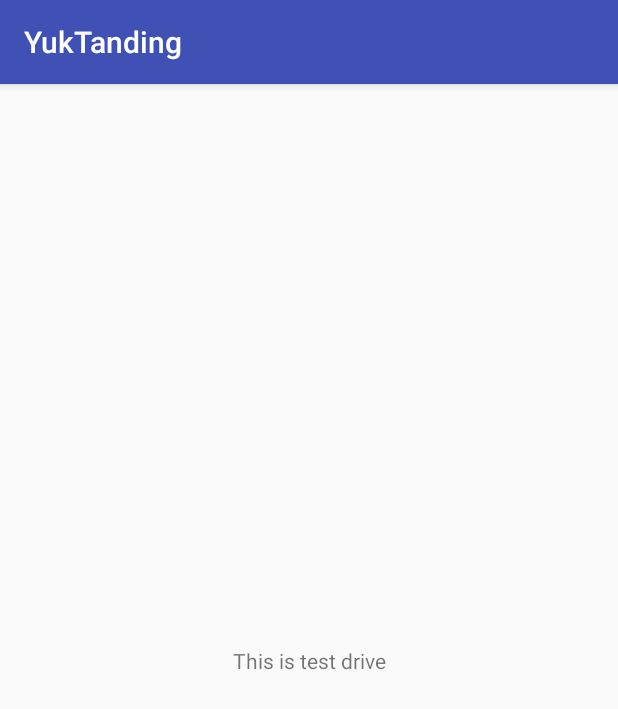
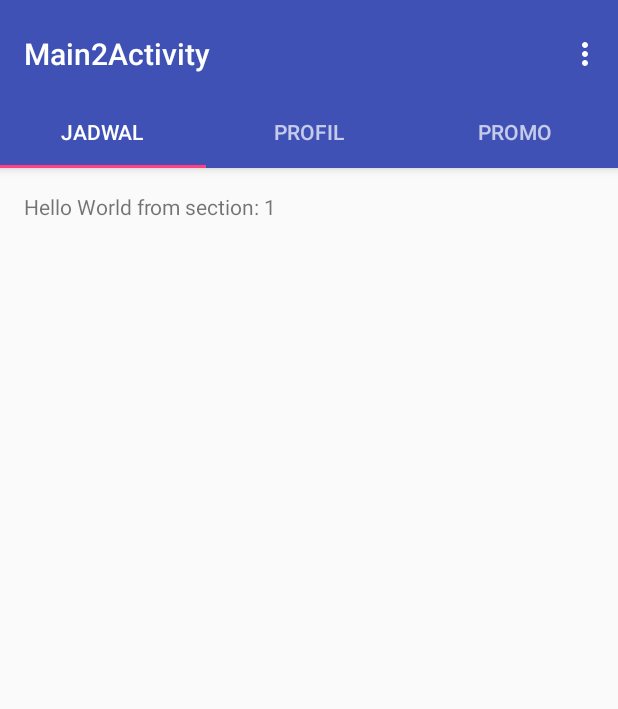
Before and after one commit to Akise17/YukTanding, an Android app: the screen it shows after launch (MainActivity before the commit, Main2Activity after it), on a phone screen of 412 x 824 dp. Shown: the top 709 px of the screen. Run offline under Robolectric (Android 15) with nearby library versions, the phone set to English and light mode, and no system bars.

Commit message:
New Pager

```diff
--- a/app/build.gradle
+++ b/app/build.gradle
@@ -1,4 +1,5 @@
 apply plugin: 'com.android.application'
+apply plugin: 'kotlin-android'
 
 android {
     compileSdkVersion 25
@@ -40,6 +41,7 @@ dependencies {
     compile 'com.android.support:support-v4:25.3.1'
     compile 'com.android.support.constraint:constraint-layout:1.0.2'
     testCompile 'junit:junit:4.12'
+    compile "org.jetbrains.kotlin:kotlin-stdlib-jre7:$kotlin_version"
 }
 
 
@@ -48,3 +50,6 @@ dependencies {
 
 
 apply plugin: 'com.google.gms.google-services'
+repositories {
+    mavenCentral()
+}
--- a/app/src/main/AndroidManifest.xml
+++ b/app/src/main/AndroidManifest.xml
@@ -2,7 +2,7 @@
 <manifest xmlns:android="http://schemas.android.com/apk/res/android"
     package="id.yuktanding.yuktanding">
 
-    <uses-permission android:name="android.permission.INTERNET"/>
+    <uses-permission android:name="android.permission.INTERNET" />
 
     <application
         android:allowBackup="true"
@@ -11,6 +11,18 @@
         android:roundIcon="@mipmap/ic_launcher_round"
         android:supportsRtl="true"
         android:theme="@style/AppTheme">
+
+        <activity
+            android:name=".Main2Activity"
+            android:label="@string/title_activity_main2"
+            android:theme="@style/AppTheme.NoActionBar">
+            <intent-filter>
+                <action android:name="android.intent.action.MAIN" />
+
+                <category android:name="android.intent.category.LAUNCHER" />
+            </intent-filter>
+        </activity>
+
         <activity android:name=".MainActivity">
             <intent-filter>
                 <action android:name="android.intent.action.MAIN" />
@@ -18,6 +30,7 @@
                 <category android:name="android.intent.category.LAUNCHER" />
             </intent-filter>
         </activity>
+
     </application>
 
 </manifest>
--- /dev/null
+++ b/app/src/main/java/id/yuktanding/yuktanding/Main2Activity.kt
@@ -0,0 +1,138 @@
+package id.yuktanding.yuktanding
+
+import android.support.design.widget.TabLayout
+import android.support.design.widget.FloatingActionButton
+import android.support.design.widget.Snackbar
+import android.support.v7.app.AppCompatActivity
+import android.support.v7.widget.Toolbar
+
+import android.support.v4.app.Fragment
+import android.support.v4.app.FragmentManager
+import android.support.v4.app.FragmentPagerAdapter
+import android.support.v4.view.ViewPager
+import android.os.Bundle
+import android.view.LayoutInflater
+import android.view.Menu
+import android.view.MenuItem
+import android.view.View
+import android.view.ViewGroup
+
+import android.widget.TextView
+
+class Main2Activity : AppCompatActivity() {
+
+    /**
+     * The [android.support.v4.view.PagerAdapter] that will provide
+     * fragments for each of the sections. We use a
+     * [FragmentPagerAdapter] derivative, which will keep every
+     * loaded fragment in memory. If this becomes too memory intensive, it
+     * may be best to switch to a
+     * [android.support.v4.app.FragmentStatePagerAdapter].
+     */
+    private var mSectionsPagerAdapter: SectionsPagerAdapter? = null
+
+    /**
+     * The [ViewPager] that will host the section contents.
+     */
+    private var mViewPager: ViewPager? = null
+
+    override fun onCreate(savedInstanceState: Bundle?) {
+        super.onCreate(savedInstanceState)
+        setContentView(R.layout.activity_main2)
+
+        val toolbar = findViewById(R.id.toolbar) as Toolbar
+        setSupportActionBar(toolbar)
+        // Create the adapter that will return a fragment for each of the three
+        // primary sections of the activity.
+        mSectionsPagerAdapter = SectionsPagerAdapter(supportFragmentManager)
+
+        // Set up the ViewPager with the sections adapter.
+        mViewPager = findViewById(R.id.container) as ViewPager
+        mViewPager!!.adapter = mSectionsPagerAdapter
+
+        val tabLayout = findViewById(R.id.tabs) as TabLayout
+        tabLayout.setupWithViewPager(mViewPager)
+
+    }
+
+
+    override fun onCreateOptionsMenu(menu: Menu): Boolean {
+        // Inflate the menu; this adds items to the action bar if it is present.
+        menuInflater.inflate(R.menu.menu_main2, menu)
+        return true
+    }
+
+    override fun onOptionsItemSelected(item: MenuItem): Boolean {
+        // Handle action bar item clicks here. The action bar will
+        // automatically handle clicks on the Home/Up button, so long
+        // as you specify a parent activity in AndroidManifest.xml.
+        val id = item.itemId
+
+
+        return if (id == R.id.action_settings) {
+            true
+        } else super.onOptionsItemSelected(item)
+
+    }
+
+    /**
+     * A placeholder fragment containing a simple view.
+     */
+    class PlaceholderFragment : Fragment() {
+
+        override fun onCreateView(inflater: LayoutInflater?, container: ViewGroup?,
+                                  savedInstanceState: Bundle?): View? {
+            val rootView = inflater!!.inflate(R.layout.fragment_main2, container, false)
+            val textView = rootView.findViewById(R.id.section_label) as TextView
+            textView.text = getString(R.string.section_format, arguments.getInt(ARG_SECTION_NUMBER))
+            return rootView
+        }
+
+        companion object {
+            /**
+             * The fragment argument representing the section number for this
+             * fragment.
+             */
+            private val ARG_SECTION_NUMBER = "section_number"
+
+            /**
+             * Returns a new instance of this fragment for the given section
+             * number.
+             */
+            fun newInstance(sectionNumber: Int): PlaceholderFragment {
+                val fragment = PlaceholderFragment()
+                val args = Bundle()
+                args.putInt(ARG_SECTION_NUMBER, sectionNumber)
+                fragment.arguments = args
+                return fragment
+            }
+        }
+    }
+
+    /**
+     * A [FragmentPagerAdapter] that returns a fragment corresponding to
+     * one of the sections/tabs/pages.
+     */
+    inner class SectionsPagerAdapter(fm: FragmentManager) : FragmentPagerAdapter(fm) {
+
+        override fun getItem(position: Int): Fragment {
+            // getItem is called to instantiate the fragment for the given page.
+            // Return a PlaceholderFragment (defined as a static inner class below).
+            return PlaceholderFragment.newInstance(position + 1)
+        }
+
+        override fun getCount(): Int {
+            // Show 3 total pages.
+            return 3
+        }
+
+        override fun getPageTitle(position: Int): CharSequence? {
+            when (position) {
+                0 -> return "Jadwal"
+                1 -> return "Profil"
+                2 -> return "Promo"
+            }
+            return null
+        }
+    }
+}
--- /dev/null
+++ b/app/src/main/res/layout/activity_main2.xml
@@ -0,0 +1,41 @@
+<?xml version="1.0" encoding="utf-8"?>
+<android.support.design.widget.CoordinatorLayout xmlns:android="http://schemas.android.com/apk/res/android"
+    xmlns:app="http://schemas.android.com/apk/res-auto"
+    xmlns:tools="http://schemas.android.com/tools"
+    android:id="@+id/main_content"
+    android:layout_width="match_parent"
+    android:layout_height="match_parent"
+    android:fitsSystemWindows="true"
+    tools:context="id.yuktanding.yuktanding.Main2Activity">
+
+    <android.support.design.widget.AppBarLayout
+        android:id="@+id/appbar"
+        android:layout_width="match_parent"
+        android:layout_height="wrap_content"
+        android:paddingTop="@dimen/appbar_padding_top"
+        android:theme="@style/AppTheme.AppBarOverlay">
+
+        <android.support.v7.widget.Toolbar
+            android:id="@+id/toolbar"
+            android:layout_width="match_parent"
+            android:layout_height="?attr/actionBarSize"
+            android:background="?attr/colorPrimary"
+            app:layout_scrollFlags="scroll|enterAlways"
+            app:popupTheme="@style/AppTheme.PopupOverlay">
+
+        </android.support.v7.widget.Toolbar>
+
+        <android.support.design.widget.TabLayout
+            android:id="@+id/tabs"
+            android:layout_width="match_parent"
+            android:layout_height="wrap_content" />
+
+    </android.support.design.widget.AppBarLayout>
+
+    <android.support.v4.view.ViewPager
+        android:id="@+id/container"
+        android:layout_width="match_parent"
+        android:layout_height="match_parent"
+        app:layout_behavior="@string/appbar_scrolling_view_behavior" />
+
+</android.support.design.widget.CoordinatorLayout>
--- /dev/null
+++ b/app/src/main/res/layout/fragment_main2.xml
@@ -0,0 +1,16 @@
+<RelativeLayout xmlns:android="http://schemas.android.com/apk/res/android"
+    xmlns:tools="http://schemas.android.com/tools"
+    android:layout_width="match_parent"
+    android:layout_height="match_parent"
+    android:paddingBottom="@dimen/activity_vertical_margin"
+    android:paddingLeft="@dimen/activity_horizontal_margin"
+    android:paddingRight="@dimen/activity_horizontal_margin"
+    android:paddingTop="@dimen/activity_vertical_margin"
+    tools:context="id.yuktanding.yuktanding.Main2Activity$PlaceholderFragment">
+
+    <TextView
+        android:id="@+id/section_label"
+        android:layout_width="wrap_content"
+        android:layout_height="wrap_content" />
+
+</RelativeLayout>
--- /dev/null
+++ b/app/src/main/res/menu/menu_main2.xml
@@ -0,0 +1,28 @@
+<menu xmlns:android="http://schemas.android.com/apk/res/android"
+    xmlns:app="http://schemas.android.com/apk/res-auto"
+    xmlns:tools="http://schemas.android.com/tools"
+    tools:context="id.yuktanding.yuktanding.Main2Activity">
+    <item
+        android:id="@+id/action_settings"
+        android:orderInCategory="100"
+        android:title="@string/action_settings"
+        app:showAsAction="never" />
+
+    <item
+        android:id="@+id/action_settings2"
+        android:orderInCategory="101"
+        android:title="@string/action_settings"
+        app:showAsAction="never" />
+
+    <item
+        android:id="@+id/action_settings3"
+        android:orderInCategory="102"
+        android:title="@string/action_settings"
+        app:showAsAction="never" />
+
+    <item
+        android:id="@+id/action_settings4"
+        android:orderInCategory="103"
+        android:title="@string/action_settings"
+        app:showAsAction="never" />
+</menu>
--- /dev/null
+++ b/app/src/main/res/values-w820dp/dimens.xml
@@ -0,0 +1,6 @@
+<resources>
+    <!-- Example customization of dimensions originally defined in res/values/dimens.xml
+         (such as screen margins) for screens with more than 820dp of available width. This
+         would include 7" and 10" devices in landscape (~960dp and ~1280dp respectively). -->
+    <dimen name="activity_horizontal_margin">64dp</dimen>
+</resources>
--- /dev/null
+++ b/app/src/main/res/values/dimens.xml
@@ -0,0 +1,7 @@
+<resources>
+    <!-- Default screen margins, per the Android Design guidelines. -->
+    <dimen name="activity_horizontal_margin">16dp</dimen>
+    <dimen name="activity_vertical_margin">16dp</dimen>
+    <dimen name="fab_margin">16dp</dimen>
+    <dimen name="appbar_padding_top">8dp</dimen>
+</resources>
--- a/app/src/main/res/values/strings.xml
+++ b/app/src/main/res/values/strings.xml
@@ -1,3 +1,6 @@
 <resources>
     <string name="app_name">YukTanding</string>
+    <string name="title_activity_main2">Main2Activity</string>
+    <string name="action_settings">Settings</string>
+    <string name="section_format">Hello World from section: %1$d</string>
 </resources>
--- a/app/src/main/res/values/styles.xml
+++ b/app/src/main/res/values/styles.xml
@@ -8,4 +8,13 @@
         <item name="colorAccent">@color/colorAccent</item>
     </style>
 
+    <style name="AppTheme.NoActionBar">
+        <item name="windowActionBar">false</item>
+        <item name="windowNoTitle">true</item>
+    </style>
+
+    <style name="AppTheme.AppBarOverlay" parent="ThemeOverlay.AppCompat.Dark.ActionBar" />
+
+    <style name="AppTheme.PopupOverlay" parent="ThemeOverlay.AppCompat.Light" />
+
 </resources>
--- a/build.gradle
+++ b/build.gradle
@@ -1,6 +1,7 @@
 // Top-level build file where you can add configuration options common to all sub-projects/modules.
 
 buildscript {
+    ext.kotlin_version = '1.1.4-2'
     repositories {
         jcenter()
     }
@@ -10,6 +11,7 @@ buildscript {
         // NOTE: Do not place your application dependencies here; they belong
         // in the individual module build.gradle files
         classpath 'com.google.gms:google-services:3.0.0'
+        classpath "org.jetbrains.kotlin:kotlin-gradle-plugin:$kotlin_version"
     }
 }
 
```
